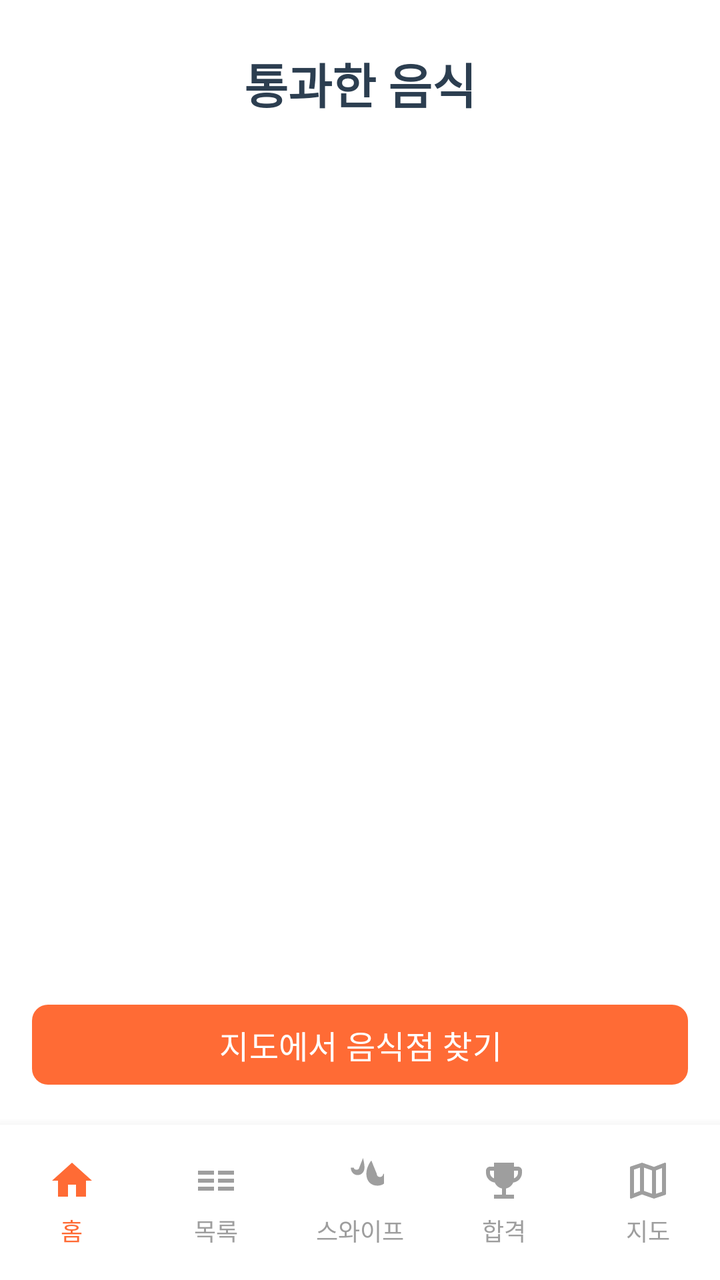
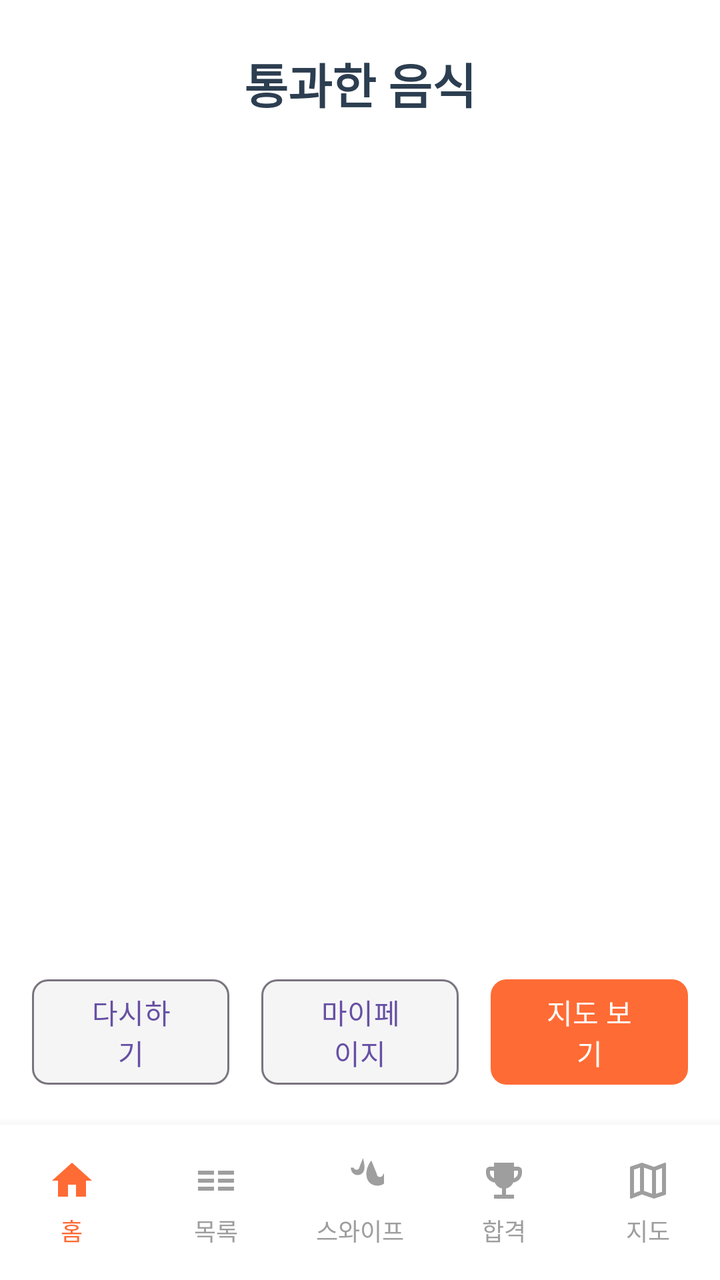

Before-and-after screenshots of an Android layout around one commit, followed by the original layout XML and the change that was made.
<!-- AndroidManifest.xml: application theme Theme.Molip_1st -->
<!-- res/layout/activity_result.xml -->
<?xml version="1.0" encoding="utf-8"?>
<androidx.constraintlayout.widget.ConstraintLayout xmlns:android="http://schemas.android.com/apk/res/android"
    xmlns:app="http://schemas.android.com/apk/res-auto"
    xmlns:tools="http://schemas.android.com/tools"
    android:layout_width="match_parent"
    android:layout_height="match_parent"
    android:background="@color/white"
    tools:context=".ui.ResultActivity">

    
    <TextView
        android:id="@+id/resultTitleTextView"
        android:layout_width="wrap_content"
        android:layout_height="wrap_content"
        android:text="통과한 음식"
        android:textSize="24sp"
        android:textStyle="bold"
        android:textColor="@color/text_primary"
        android:layout_marginTop="24dp"
        app:layout_constraintTop_toTopOf="parent"
        app:layout_constraintStart_toStartOf="parent"
        app:layout_constraintEnd_toEndOf="parent" />

    
    <androidx.recyclerview.widget.RecyclerView
        android:id="@+id/passedFoodRecyclerView"
        android:layout_width="0dp"
        android:layout_height="0dp"
        android:layout_marginTop="16dp"
        android:layout_marginStart="16dp"
        android:layout_marginEnd="16dp"
        android:layout_marginBottom="16dp"
        app:layout_constraintTop_toBottomOf="@id/resultTitleTextView"
        app:layout_constraintBottom_toTopOf="@id/nextButton"
        app:layout_constraintStart_toStartOf="parent"
        app:layout_constraintEnd_toEndOf="parent" />

    
    <com.google.android.material.button.MaterialButton
        android:id="@+id/nextButton"
        android:layout_width="0dp"
        android:layout_height="wrap_content"
        android:layout_marginStart="16dp"
        android:layout_marginEnd="16dp"
        android:layout_marginBottom="16dp"
        android:text="지도에서 음식점 찾기"
        android:textSize="16sp"
        app:backgroundTint="@color/primary_orange"
        app:cornerRadius="8dp"
        app:layout_constraintBottom_toTopOf="@id/bottomNavigation"
        app:layout_constraintStart_toStartOf="parent"
        app:layout_constraintEnd_toEndOf="parent" />

    
    <include
        android:id="@+id/bottomNavigation"
        layout="@layout/layout_bottom_navigation"
        android:layout_width="0dp"
        android:layout_height="wrap_content"
        app:layout_constraintBottom_toBottomOf="parent"
        app:layout_constraintEnd_toEndOf="parent"
        app:layout_constraintStart_toStartOf="parent" />

</androidx.constraintlayout.widget.ConstraintLayout>
<!-- res/layout/layout_bottom_navigation.xml (included above) -->
<?xml version="1.0" encoding="utf-8"?>
<LinearLayout xmlns:android="http://schemas.android.com/apk/res/android"
    xmlns:app="http://schemas.android.com/apk/res-auto"
    android:id="@+id/bottomNavigation"
    android:layout_width="match_parent"
    android:layout_height="wrap_content"
    android:orientation="horizontal"
    android:background="@color/white"
    android:paddingTop="8dp"
    android:paddingBottom="8dp"
    android:elevation="8dp">

    
    <LinearLayout
        android:id="@+id/navHome"
        android:layout_width="0dp"
        android:layout_height="wrap_content"
        android:layout_weight="1"
        android:orientation="vertical"
        android:gravity="center"
        android:padding="8dp"
        android:clickable="true"
        android:focusable="true"
        android:background="?attr/selectableItemBackground">

        <ImageView
            android:layout_width="24dp"
            android:layout_height="24dp"
            android:src="@drawable/ic_home"
            android:contentDescription="@string/nav_home" />

        <TextView
            android:layout_width="wrap_content"
            android:layout_height="wrap_content"
            android:text="@string/nav_home"
            android:textSize="12sp"
            android:textColor="@color/primary_orange"
            android:layout_marginTop="4dp" />
    </LinearLayout>

    
    <LinearLayout
        android:id="@+id/navList"
        android:layout_width="0dp"
        android:layout_height="wrap_content"
        android:layout_weight="1"
        android:orientation="vertical"
        android:gravity="center"
        android:padding="8dp"
        android:clickable="true"
        android:focusable="true"
        android:background="?attr/selectableItemBackground">

        <ImageView
            android:layout_width="24dp"
            android:layout_height="24dp"
            android:src="@drawable/ic_list"
            android:contentDescription="@string/nav_list" />

        <TextView
            android:layout_width="wrap_content"
            android:layout_height="wrap_content"
            android:text="@string/nav_list"
            android:textSize="12sp"
            android:textColor="@color/navigation_unselected"
            android:layout_marginTop="4dp" />
    </LinearLayout>

    
    <LinearLayout
        android:id="@+id/navSwipe"
        android:layout_width="0dp"
        android:layout_height="wrap_content"
        android:layout_weight="1"
        android:orientation="vertical"
        android:gravity="center"
        android:padding="8dp"
        android:clickable="true"
        android:focusable="true"
        android:background="?attr/selectableItemBackground">

        <ImageView
            android:layout_width="24dp"
            android:layout_height="24dp"
            android:src="@drawable/ic_swipe"
            android:contentDescription="@string/nav_swipe" />

        <TextView
            android:layout_width="wrap_content"
            android:layout_height="wrap_content"
            android:text="@string/nav_swipe"
            android:textSize="12sp"
            android:textColor="@color/navigation_unselected"
            android:layout_marginTop="4dp" />
    </LinearLayout>

    
    <LinearLayout
        android:id="@+id/navAccepted"
        android:layout_width="0dp"
        android:layout_height="wrap_content"
        android:layout_weight="1"
        android:orientation="vertical"
        android:gravity="center"
        android:padding="8dp"
        android:clickable="true"
        android:focusable="true"
        android:background="?attr/selectableItemBackground">

        <ImageView
            android:layout_width="24dp"
            android:layout_height="24dp"
            android:src="@drawable/ic_trophy"
            android:contentDescription="@string/nav_accepted" />

        <TextView
            android:layout_width="wrap_content"
            android:layout_height="wrap_content"
            android:text="@string/nav_accepted"
            android:textSize="12sp"
            android:textColor="@color/navigation_unselected"
            android:layout_marginTop="4dp" />
    </LinearLayout>

    
    <LinearLayout
        android:id="@+id/navMap"
        android:layout_width="0dp"
        android:layout_height="wrap_content"
        android:layout_weight="1"
        android:orientation="vertical"
        android:gravity="center"
        android:padding="8dp"
        android:clickable="true"
        android:focusable="true"
        android:background="?attr/selectableItemBackground">

        <ImageView
            android:layout_width="24dp"
            android:layout_height="24dp"
            android:src="@drawable/ic_map"
            android:contentDescription="@string/nav_map" />

        <TextView
            android:layout_width="wrap_content"
            android:layout_height="wrap_content"
            android:text="@string/nav_map"
            android:textSize="12sp"
            android:textColor="@color/navigation_unselected"
            android:layout_marginTop="4dp" />
    </LinearLayout>
</LinearLayout>
<!-- resources referenced by this layout -->
<resources>
  <color name="navigation_unselected">#9E9E9E</color>
  <color name="primary_orange">#FF6B35</color>
  <color name="text_primary">#2C3E50</color>
  <color name="white">#FFFFFFFF</color>
  <!-- drawable ic_home (drawable) -->
  <?xml version="1.0" encoding="utf-8"?>
  <vector xmlns:android="http://schemas.android.com/apk/res/android"
      android:width="24dp"
      android:height="24dp"
      android:viewportWidth="24"
      android:viewportHeight="24">
      
      <path
          android:fillColor="@color/primary_orange"
          android:pathData="M10,20V14H14V20H19V12H22L12,3L2,12H5V20H10Z"/>
  </vector>
  <!-- drawable ic_list (drawable) -->
  <?xml version="1.0" encoding="utf-8"?>
  <vector xmlns:android="http://schemas.android.com/apk/res/android"
      android:width="24dp"
      android:height="24dp"
      android:viewportWidth="24"
      android:viewportHeight="24">
      
      <path
          android:fillColor="@color/navigation_unselected"
          android:pathData="M3,13H11V11H3V13ZM3,17H11V15H3V17ZM3,9H11V7H3V9ZM13,13H21V11H13V13ZM13,17H21V15H13V17ZM13,9V7H21V9H13Z"/>
  </vector>
  <!-- drawable ic_map (drawable) -->
  <?xml version="1.0" encoding="utf-8"?>
  <vector xmlns:android="http://schemas.android.com/apk/res/android"
      android:width="24dp"
      android:height="24dp"
      android:viewportWidth="24"
      android:viewportHeight="24">
      
      <path
          android:fillColor="@color/navigation_unselected"
          android:pathData="M20.5,3L20.34,3.03L15,5.1L9,3L3.36,4.9C3.15,4.97 3,5.15 3,5.38V20.5C3,20.78 3.22,21 3.5,21L3.66,20.97L9,18.9L15,21L20.64,19.1C20.85,19.03 21,18.85 21,18.62V3.5C21,3.22 20.78,3 20.5,3M10,5.47L14,6.87V18.53L10,17.13V5.47M5,6.46L8,5.45V17.15L5,18.31V6.46M19,17.54L16,18.55V6.85L19,5.69V17.54Z"/>
  </vector>
  <!-- drawable ic_swipe (drawable) -->
  <?xml version="1.0" encoding="utf-8"?>
  <vector xmlns:android="http://schemas.android.com/apk/res/android"
      android:width="24dp"
      android:height="24dp"
      android:viewportWidth="24"
      android:viewportHeight="24">
      
      <path
          android:fillColor="@color/navigation_unselected"
          android:pathData="M13.5,0.67C13.5,0.67 14.24,3.32 14.24,5.47C14.24,7.53 12.89,9.2 10.83,9.2C8.77,9.2 7.4,7.53 7.4,5.47L7.4,5.47L8.89,5.47C8.89,5.47 8.96,6.54 10.24,6.54C11.52,6.54 11.62,5.47 11.62,5.47L13.5,0.67M17.67,1.91C17.67,1.91 15.17,4.86 15.17,8.55C15.17,12.28 17.47,14.5 20.69,14.5C23.91,14.5 26.23,12.28 26.23,8.55L26.23,8.55L23.57,8.55C23.57,8.55 23.57,10.16 21.97,10.16C20.37,10.16 20.37,8.55 20.37,8.55L17.67,1.91Z"/>
  </vector>
  <!-- drawable ic_trophy (drawable) -->
  <?xml version="1.0" encoding="utf-8"?>
  <vector xmlns:android="http://schemas.android.com/apk/res/android"
      android:width="24dp"
      android:height="24dp"
      android:viewportWidth="24"
      android:viewportHeight="24">
      
      <path
          android:fillColor="@color/navigation_unselected"
          android:pathData="M19,5H17V3H7V5H5C3.9,5 3,5.9 3,7V8C3,10.55 4.92,12.63 7.39,12.94C8.02,14.44 9.37,15.57 11,15.9V19H7V21H17V19H13V15.9C14.63,15.57 15.98,14.44 16.61,12.94C19.08,12.63 21,10.55 21,8V7C21,5.9 20.1,5 19,5M5,8V7H7V10.82C5.84,10.4 5,9.3 5,8M19,8C19,9.3 18.16,10.4 17,10.82V7H19V8Z"/>
  </vector>
  <string name="nav_accepted">합격</string>
  <string name="nav_home">홈</string>
  <string name="nav_list">목록</string>
  <string name="nav_map">지도</string>
  <string name="nav_swipe">스와이프</string>
  <style name="Theme.Molip_1st" parent="Base.Theme.Molip_1st" />
  <style name="Base.Theme.Molip_1st" parent="Theme.Material3.DayNight.NoActionBar">
          
          
      </style>
</resources>

<!-- the commit's change to res/layout/activity_result.xml (unified diff, before → after) -->
@@ -31,25 +31,64 @@
         android:layout_marginEnd="16dp"
         android:layout_marginBottom="16dp"
         app:layout_constraintTop_toBottomOf="@id/resultTitleTextView"
-        app:layout_constraintBottom_toTopOf="@id/nextButton"
+        app:layout_constraintBottom_toTopOf="@id/buttonContainer"
         app:layout_constraintStart_toStartOf="parent"
         app:layout_constraintEnd_toEndOf="parent" />
 
     
-    <com.google.android.material.button.MaterialButton
-        android:id="@+id/nextButton"
-        android:layout_width="0dp"
-        android:layout_height="wrap_content"
+    <LinearLayout
+        android:id="@+id/buttonContainer"
+        android:layout_width="0dp"
+        android:layout_height="wrap_content"
+        android:orientation="horizontal"
+        android:gravity="center"
         android:layout_marginStart="16dp"
         android:layout_marginEnd="16dp"
         android:layout_marginBottom="16dp"
-        android:text="지도에서 음식점 찾기"
-        android:textSize="16sp"
-        app:backgroundTint="@color/primary_orange"
-        app:cornerRadius="8dp"
+        android:baselineAligned="false"
         app:layout_constraintBottom_toTopOf="@id/bottomNavigation"
         app:layout_constraintStart_toStartOf="parent"
-        app:layout_constraintEnd_toEndOf="parent" />
+        app:layout_constraintEnd_toEndOf="parent">
+
+        
+        <com.google.android.material.button.MaterialButton
+            android:id="@+id/restartButton"
+            android:layout_width="0dp"
+            android:layout_height="wrap_content"
+            android:layout_weight="1"
+            android:layout_marginEnd="8dp"
+            android:text="@string/restart_game"
+            android:textSize="14sp"
+            app:backgroundTint="@color/card_background_gray"
+            app:cornerRadius="8dp"
+            style="@style/Widget.Material3.Button.OutlinedButton" />
+
+        
+        <com.google.android.material.button.MaterialButton
+            android:id="@+id/myPageButton"
+            android:layout_width="0dp"
+            android:layout_height="wrap_content"
+            android:layout_weight="1"
+            android:layout_marginStart="8dp"
+            android:layout_marginEnd="8dp"
+            android:text="@string/my_page"
+            android:textSize="14sp"
+            app:backgroundTint="@color/card_background_gray"
+            app:cornerRadius="8dp"
+            style="@style/Widget.Material3.Button.OutlinedButton" />
+
+        
+        <com.google.android.material.button.MaterialButton
+            android:id="@+id/nextButton"
+            android:layout_width="0dp"
+            android:layout_height="wrap_content"
+            android:layout_weight="1"
+            android:layout_marginStart="8dp"
+            android:text="@string/find_restaurant_on_map"
+            android:textSize="14sp"
+            app:backgroundTint="@color/primary_orange"
+            app:cornerRadius="8dp" />
+    </LinearLayout>
 
     
     <include
<!-- resource entries referenced after the edit -->
@@ -1,5 +1,6 @@
 <!-- resources referenced by this layout -->
 <resources>
+  <color name="card_background_gray">#F5F5F5</color>
   <color name="navigation_unselected">#9E9E9E</color>
   <color name="primary_orange">#FF6B35</color>
   <color name="text_primary">#2C3E50</color>
@@ -64,11 +65,14 @@
           android:fillColor="@color/navigation_unselected"
           android:pathData="M19,5H17V3H7V5H5C3.9,5 3,5.9 3,7V8C3,10.55 4.92,12.63 7.39,12.94C8.02,14.44 9.37,15.57 11,15.9V19H7V21H17V19H13V15.9C14.63,15.57 15.98,14.44 16.61,12.94C19.08,12.63 21,10.55 21,8V7C21,5.9 20.1,5 19,5M5,8V7H7V10.82C5.84,10.4 5,9.3 5,8M19,8C19,9.3 18.16,10.4 17,10.82V7H19V8Z"/>
   </vector>
+  <string name="find_restaurant_on_map">지도 보기</string>
+  <string name="my_page">마이페이지</string>
   <string name="nav_accepted">합격</string>
   <string name="nav_home">홈</string>
   <string name="nav_list">목록</string>
   <string name="nav_map">지도</string>
   <string name="nav_swipe">스와이프</string>
+  <string name="restart_game">다시하기</string>
   <style name="Theme.Molip_1st" parent="Base.Theme.Molip_1st" />
   <style name="Base.Theme.Molip_1st" parent="Theme.Material3.DayNight.NoActionBar">
           
